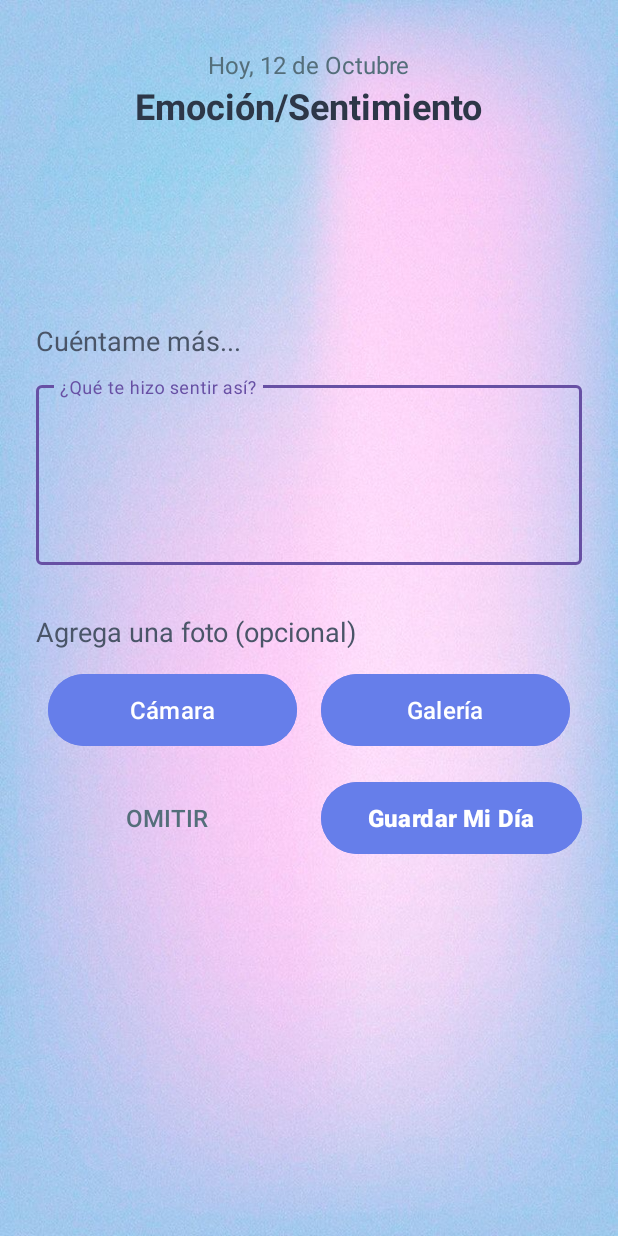
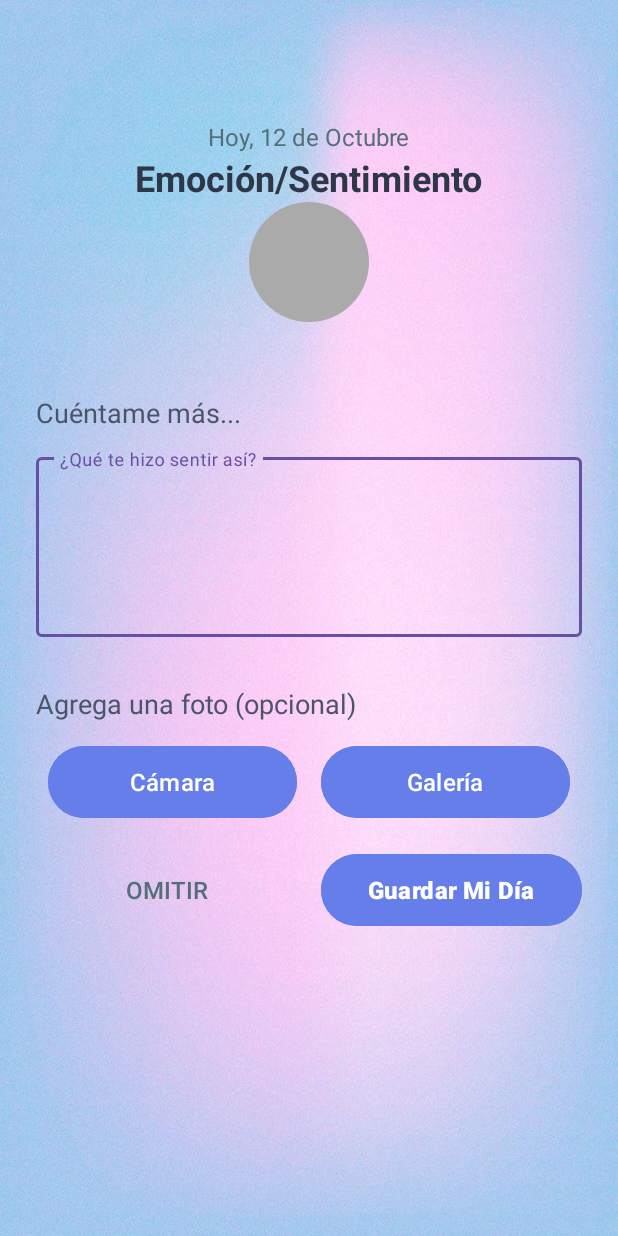
Before and after one commit to lil-mati/HomeworkColormood, an Android app: the DetallesActivity screen opened directly, with no data from a screen before it, on a phone screen of 412 x 824 dp. Run offline under Robolectric (Android 15) with nearby library versions, the phone set to English and light mode, and no system bars.

```diff
--- /dev/null
+++ b/app/src/main/res/drawable/circular_view_background.xml
@@ -0,0 +1,5 @@
+<?xml version="1.0" encoding="utf-8"?>
+<shape xmlns:android="http://schemas.android.com/apk/res/android"
+    android:shape="oval">
+    <solid android:color="@android:color/darker_gray" /> <!-- Este color se sobrescribirá en Java -->
+</shape>
--- a/app/src/main/res/layout/activity_detalles.xml
+++ b/app/src/main/res/layout/activity_detalles.xml
@@ -15,6 +15,10 @@
             android:layout_height="wrap_content"
             android:orientation="vertical"
             android:padding="24dp">
+
+            <Space
+                android:layout_width="match_parent"
+                android:layout_height="48dp" />
 
             <LinearLayout
                 android:layout_width="match_parent"
@@ -40,11 +44,13 @@
                     android:textSize="24sp"
                     android:textStyle="bold"
                     android:textColor="#2D3748"/>
+
                 <View
                     android:id="@+id/color_mostrar"
                     android:layout_width="80dp"
                     android:layout_height="80dp"
-                    android:layout_marginBottom="16dp"/>
+                    android:layout_marginBottom="16dp"
+                    android:background="@drawable/circular_view_background" />
             </LinearLayout>
 
             <TextView
```
Also changed, not shown: app/src/main/java/com/example/homeworkcolormood/DetallesActivity.java (+10 -0 lines), app/src/main/java/com/example/homeworkcolormood/Main_ColorsList_Activity.java (+29 -1 lines), app/src/main/res/layout/activity_main_colors.xml (+14 -4 lines).
